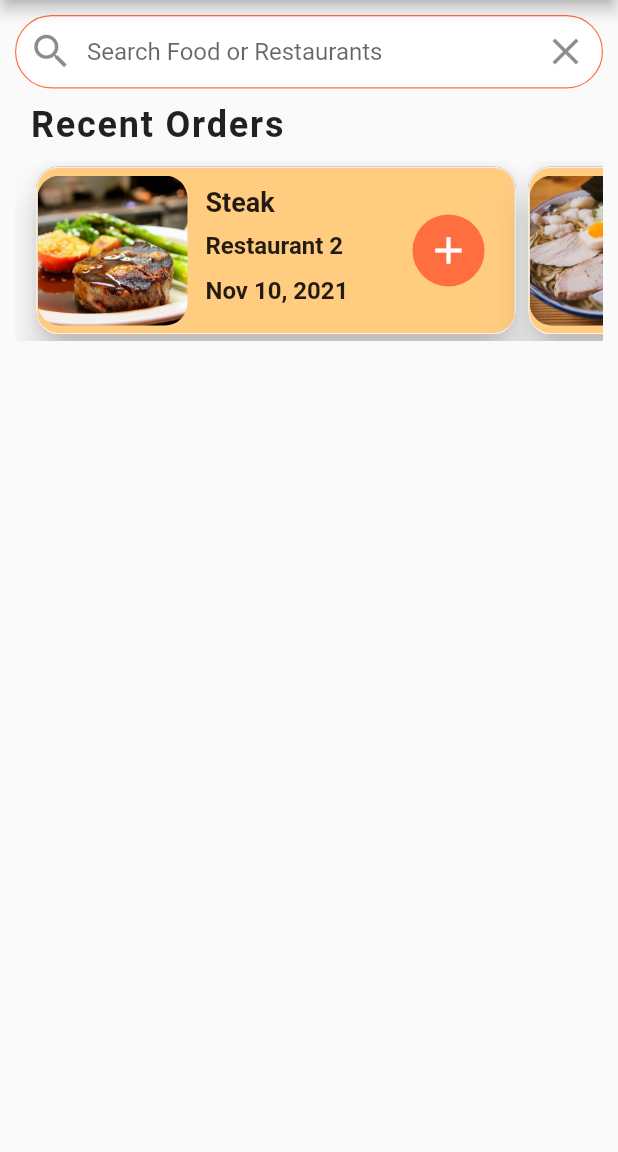
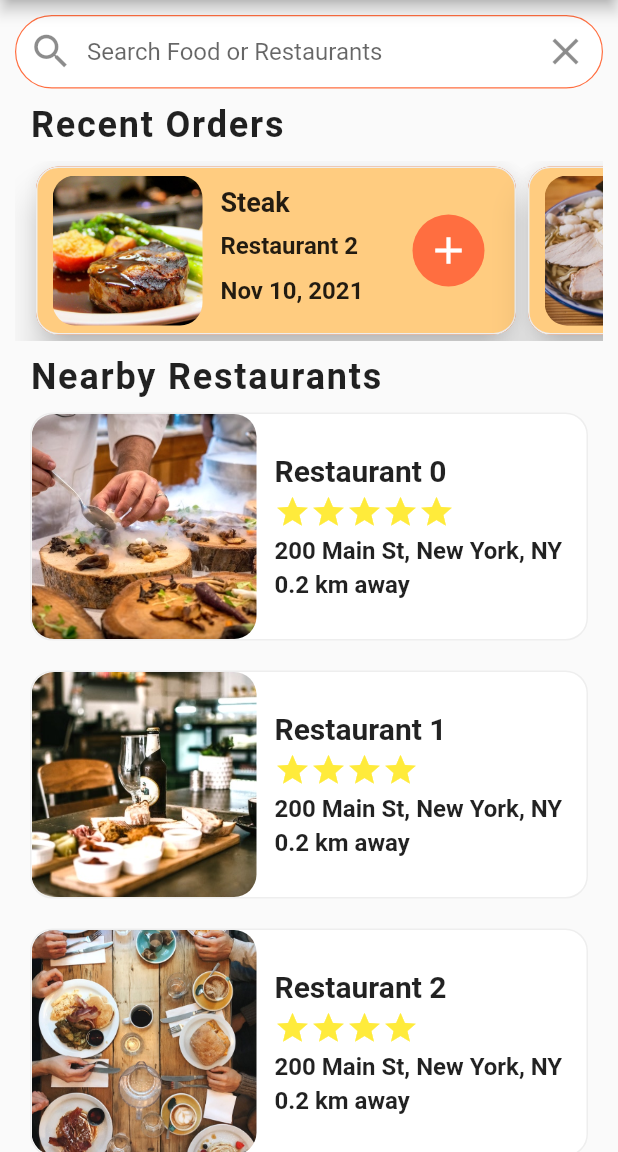
Before and after one commit to devesh0605/foodDeliveryUI, a Flutter app: the screen it shows after launch, on a phone screen of 412 x 824 dp, the part 84-1236 px from its top. Run offline on Flutter 3.47's test engine with Material 2 defaults, Android fonts, the phone set to English and light mode, and no system bars.

Commit message:
added restaurants

```diff
--- a/lib/screen/home_screen.dart
+++ b/lib/screen/home_screen.dart
@@ -1,5 +1,7 @@
 import 'package:flutter/material.dart';
 import 'package:flutter_meal_ui/data/data.dart';
+import 'package:flutter_meal_ui/models/restaurant.dart';
+import 'package:flutter_meal_ui/widgets/rating_stars.dart';
 import 'package:flutter_meal_ui/widgets/recent_orders.dart';
 
 class HomeScreen extends StatefulWidget {
@@ -8,6 +10,90 @@ class HomeScreen extends StatefulWidget {
 }
 
 class _HomeScreenState extends State<HomeScreen> {
+  _buildRestaurants() {
+    List<Widget> restaurantsList = [];
+    restaurants.forEach((Restaurant restaurant) {
+      restaurantsList.add(Container(
+        margin: EdgeInsets.symmetric(
+          horizontal: 20.0,
+          vertical: 10.0,
+        ),
+        decoration: BoxDecoration(
+          color: Colors.white,
+          borderRadius: BorderRadius.circular(15.0),
+          border: Border.all(
+            width: 1,
+            color: Colors.grey[200],
+          ),
+        ),
+        child: Row(
+          children: [
+            ClipRRect(
+              borderRadius: BorderRadius.circular(15.0),
+              child: Image(
+                height: 150,
+                width: 150,
+                image: AssetImage(
+                  restaurant.imageUrl,
+                ),
+                fit: BoxFit.cover,
+              ),
+            ),
+            Expanded(
+              child: Container(
+                margin: EdgeInsets.all(12),
+                child: Column(
+                  crossAxisAlignment: CrossAxisAlignment.start,
+                  mainAxisAlignment: MainAxisAlignment.center,
+                  children: [
+                    Text(
+                      restaurant.name,
+                      style: TextStyle(
+                        fontSize: 20.0,
+                        fontWeight: FontWeight.bold,
+                      ),
+                    ),
+                    SizedBox(
+                      height: 4.0,
+                    ),
+                    RatingStars(restaurant.rating),
+                    SizedBox(
+                      height: 4.0,
+                    ),
+                    Text(
+                      restaurant.address,
+                      textAlign: TextAlign.center,
+                      style: TextStyle(
+                        fontWeight: FontWeight.w600,
+                        fontSize: 16,
+                      ),
+                      overflow: TextOverflow.ellipsis,
+                    ),
+                    SizedBox(
+                      height: 4.0,
+                    ),
+                    Text(
+                      '0.2 km away',
+                      overflow: TextOverflow.ellipsis,
+                      textAlign: TextAlign.center,
+                      style: TextStyle(
+                        fontWeight: FontWeight.w600,
+                        fontSize: 16,
+                      ),
+                    ),
+                  ],
+                ),
+              ),
+            )
+          ],
+        ),
+      ));
+    });
+    return Column(
+      children: restaurantsList,
+    );
+  }
+
   @override
   Widget build(BuildContext context) {
     return Scaffold(
@@ -80,6 +166,25 @@ class _HomeScreenState extends State<HomeScreen> {
                   ),
                 ),
                 RecentOrders(),
+                Column(
+                  crossAxisAlignment: CrossAxisAlignment.start,
+                  children: [
+                    Padding(
+                      padding: const EdgeInsets.symmetric(
+                        horizontal: 20.0,
+                      ),
+                      child: Text(
+                        'Nearby Restaurants',
+                        style: TextStyle(
+                          fontSize: 24.0,
+                          fontWeight: FontWeight.bold,
+                          letterSpacing: 1.2,
+                        ),
+                      ),
+                    ),
+                    _buildRestaurants(),
+                  ],
+                )
               ]
             : [
                 Row(
--- /dev/null
+++ b/lib/widgets/rating_stars.dart
@@ -0,0 +1,26 @@
+import 'package:flutter/material.dart';
+
+class RatingStars extends StatelessWidget {
+  final int numberOfStars;
+
+  RatingStars(this.numberOfStars);
+
+  List<Icon> getStars() {
+    List<Icon> star = [];
+
+    for (int i = 0; i < numberOfStars; i++) {
+      star.add(Icon(
+        Icons.star,
+        color: Colors.yellow,
+      ));
+    }
+    return star;
+  }
+
+  @override
+  Widget build(BuildContext context) {
+    return Row(
+      children: getStars(),
+    );
+  }
+}
--- a/lib/widgets/recent_orders.dart
+++ b/lib/widgets/recent_orders.dart
@@ -23,6 +23,9 @@ class RecentOrders extends StatelessWidget {
           child: Row(
             mainAxisAlignment: MainAxisAlignment.spaceBetween,
             children: [
+              SizedBox(
+                width: 10,
+              ),
               Expanded(
                 child: Row(
                   children: [
```
